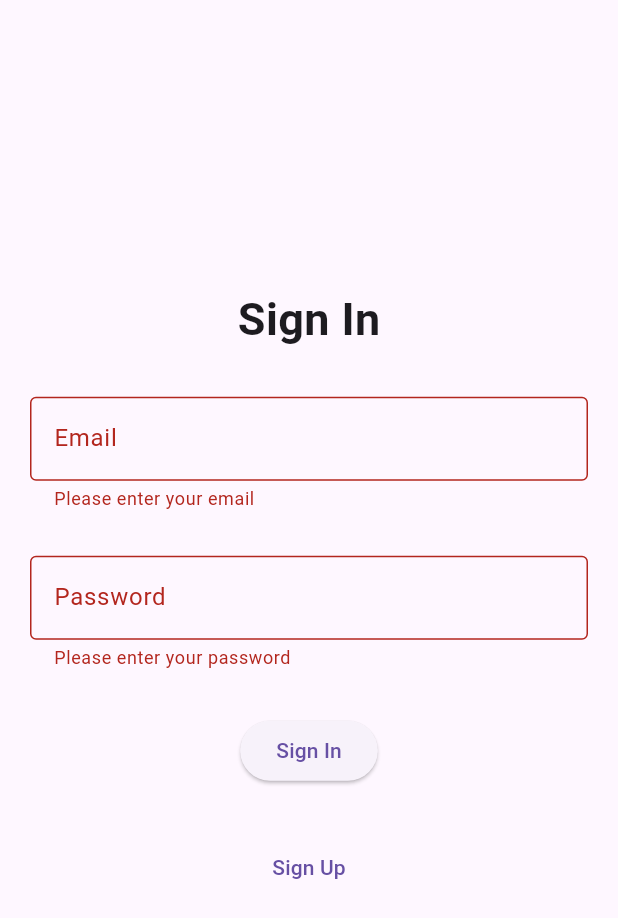
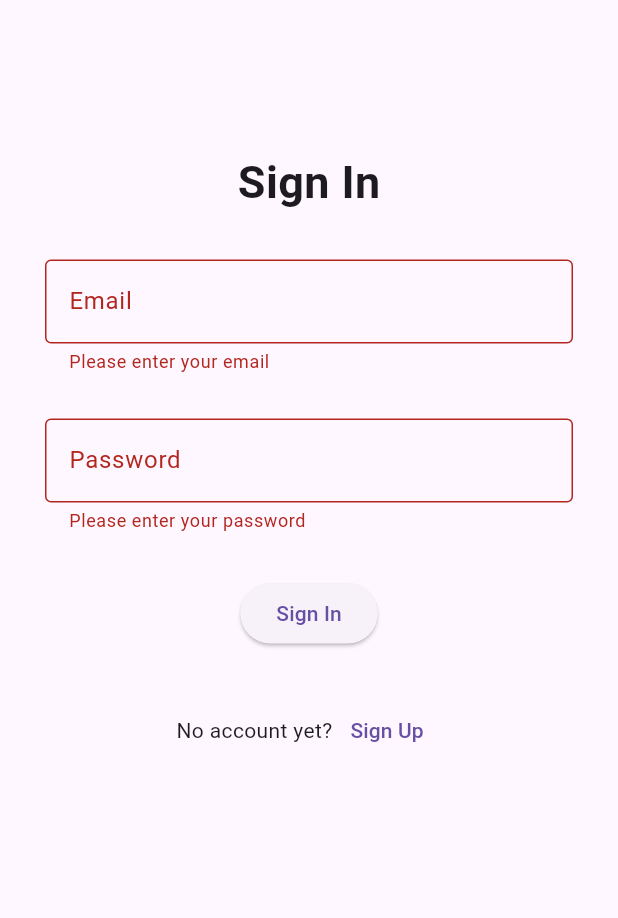
Before and after one commit to zachglindro/week9-user-authentication, a Flutter app: the SignInPage screen opened directly, after a tap on "Sign In", on a phone screen of 412 x 824 dp. Shown: the top 918 px of the screen. Run offline on Flutter 3.47's test engine with Material 3 defaults, Android fonts, the phone set to English and light mode, and no system bars; our stand-ins replace cloud_firestore, firebase_auth, firebase_core; accounts and stored records are empty; generated files the repository leaves out were written again; statements that could not run were skipped.

Commit message:
updated working code

```diff
--- a/lib/main.dart
+++ b/lib/main.dart
@@ -7,7 +7,7 @@ import 'package:firebase_core/firebase_core.dart';
 import 'package:flutter/material.dart';
 import 'package:provider/provider.dart';
 import 'firebase_options.dart';
-import 'pages/todo_page.dart';
+import 'pages/home_page.dart';
 import 'providers/todo_provider.dart';
 import 'providers/auth_provider.dart';
 
@@ -38,7 +38,7 @@ class MyApp extends StatelessWidget {
       title: 'SimpleTodo',
       initialRoute: '/',
       routes: {
-        '/': (context) => const TodoPage(),
+        '/': (context) => const HomePage(),
       },
       theme: ThemeData(
         primarySwatch: Colors.blue,
--- a/lib/pages/signin_page.dart
+++ b/lib/pages/signin_page.dart
@@ -1,4 +1,6 @@
 import 'package:flutter/material.dart';
+import 'package:provider/provider.dart';
+import 'package:week9_authentication/providers/auth_provider.dart';
 
 import 'signup_page.dart';
 
@@ -13,12 +15,14 @@ class _SignInPageState extends State<SignInPage> {
   final _formKey = GlobalKey<FormState>();
   String? email;
   String? password;
+  bool showSignInErrorMessage = false;
 
   @override
   Widget build(BuildContext context) {
     return Scaffold(
-      body: Container(
-          margin: EdgeInsets.all(20),
+      body: SingleChildScrollView(
+        child: Container(
+            margin: const EdgeInsets.symmetric(vertical: 100, horizontal: 30),
             child: Form(
               key: _formKey,
               child: Column(
@@ -27,11 +31,13 @@ class _SignInPageState extends State<SignInPage> {
                   heading,
                   emailField,
                   passwordField,
+                  showSignInErrorMessage ? signInErrorMessage : Container(),
                   submitButton,
                   signUpButton
                 ],
               ),
             )),
+      ),
     );
   }
 
@@ -78,21 +84,52 @@ class _SignInPageState extends State<SignInPage> {
         ),
       );
 
+  Widget get signInErrorMessage => const Padding(
+        padding: EdgeInsets.only(bottom: 30),
+        child: Text(
+          "Invalid email or password",
+          style: TextStyle(color: Colors.red),
+        ),
+      );
+
   Widget get submitButton => ElevatedButton(
-      onPressed: () {
+      onPressed: () async {
         if (_formKey.currentState!.validate()) {
           _formKey.currentState!.save();
+          String? message = await context
+              .read<UserAuthProvider>()
+              .authService
+              .signIn(email!, password!);
+
+          print(message);
+          print(showSignInErrorMessage);
+
+          setState(() {
+            if (message != null && message.isNotEmpty) {
+              showSignInErrorMessage = true;
+            } else {
+              showSignInErrorMessage = false;
+            }
+          });
         }
       },
       child: const Text("Sign In"));
 
   Widget get signUpButton => Padding(
         padding: const EdgeInsets.all(30),
-        child: TextButton(
+        child: Row(
+          mainAxisAlignment: MainAxisAlignment.center,
+          children: [
+            const Text("No account yet?"),
+            TextButton(
                 onPressed: () {
-              Navigator.push(context,
-                  MaterialPageRoute(builder: (context) => const SignUpPage()));
+                  Navigator.push(
+                      context,
+                      MaterialPageRoute(
+                          builder: (context) => const SignUpPage()));
                 },
-            child: const Text("Sign Up")),
+                child: const Text("Sign Up"))
+          ],
+        ),
       );
 }
```
Also changed, not shown: lib/pages/home_page.dart (added, +54 -0 lines), lib/pages/signup_page.dart (+12 -3 lines), lib/pages/todo_page.dart (+2 -10 lines). Lines whose indentation alone changed are shown as unchanged.
